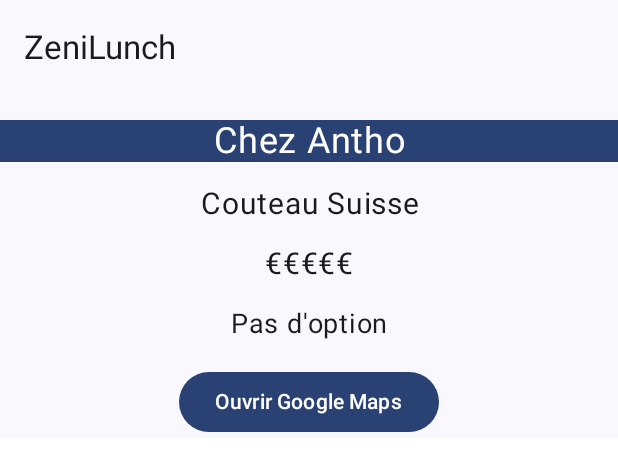
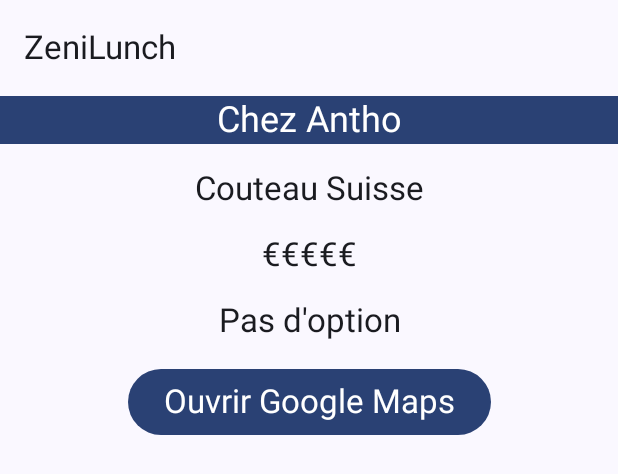
Before and after one commit to Zenika/ZeniLunch, an Android app built with Jetpack Compose: the @Preview function FullMeatPreview, on a phone screen of 412 x 824 dp. Shown: the top 474 px of the screen. Run offline under Robolectric (Android 15) with nearby library versions, the phone set to English and light mode, and no system bars.

Commit message:
Add a Scaffold

```diff
--- a/app/src/main/java/com/zenika/zenilunch/DetailScreen.kt
+++ b/app/src/main/java/com/zenika/zenilunch/DetailScreen.kt
@@ -6,11 +6,15 @@
 import androidx.compose.foundation.background
 import androidx.compose.foundation.layout.Arrangement
 import androidx.compose.foundation.layout.Column
+import androidx.compose.foundation.layout.calculateEndPadding
+import androidx.compose.foundation.layout.calculateStartPadding
 import androidx.compose.foundation.layout.fillMaxSize
 import androidx.compose.foundation.layout.fillMaxWidth
+import androidx.compose.foundation.layout.padding
 import androidx.compose.material3.Button
 import androidx.compose.material3.ExperimentalMaterial3Api
 import androidx.compose.material3.MaterialTheme
+import androidx.compose.material3.Scaffold
 import androidx.compose.material3.Text
 import androidx.compose.material3.TopAppBar
 import androidx.compose.runtime.Composable
@@ -19,11 +23,11 @@
 import androidx.compose.ui.Alignment
 import androidx.compose.ui.Modifier
 import androidx.compose.ui.platform.LocalContext
+import androidx.compose.ui.platform.LocalLayoutDirection
 import androidx.compose.ui.res.stringResource
 import androidx.compose.ui.text.style.TextAlign
 import androidx.compose.ui.tooling.preview.Preview
 import androidx.compose.ui.unit.dp
-import androidx.compose.ui.unit.sp
 import androidx.hilt.navigation.compose.hiltViewModel
 import com.zenika.zenilunch.ui.theme.PreviewZeniLunchTheme
 
@@ -33,7 +37,8 @@
 ) {
     val restaurant by viewModel.restaurant.collectAsState()
     Restaurant(
-        restaurant, Modifier
+        restaurant,
+        Modifier
             .fillMaxSize()
     )
 }
@@ -53,19 +58,28 @@
         )
         else -> stringResource(R.string.noOption)
     }
+    Scaffold(
+        topBar = {
+            TopAppBar(title = { Text(text = stringResource(id = R.string.app_name)) })
+        },
+        content = { innerPadding ->
             Column(
-        modifier,
+                modifier
+                    .padding(
+                        top = innerPadding.calculateTopPadding(),
+                        start = innerPadding.calculateStartPadding(LocalLayoutDirection.current),
+                        end = innerPadding.calculateEndPadding(LocalLayoutDirection.current)
+                    ),
                 horizontalAlignment = Alignment.CenterHorizontally,
                 verticalArrangement = Arrangement.spacedBy(16.dp)
             ) {
-        TopAppBar(title = { Text(text = "ZeniLunch") })
                 Text(
                     text = restaurant.name,
                     modifier = Modifier
                         .fillMaxWidth()
                         .background(color = MaterialTheme.colorScheme.primary),
                     textAlign = TextAlign.Center,
-            fontSize = 24.sp,
+                    style = MaterialTheme.typography.headlineSmall,
                     color = MaterialTheme.colorScheme.onPrimary
                 )
                 Text(
@@ -73,26 +87,30 @@
                     modifier = Modifier
                         .fillMaxWidth(),
                     textAlign = TextAlign.Center,
-            fontSize = 20.sp
+                    style = MaterialTheme.typography.titleLarge
                 )
                 Text(
                     text = restaurant.price,
                     modifier = Modifier
                         .fillMaxWidth(),
                     textAlign = TextAlign.Center,
-            fontSize = 20.sp
+                    style = MaterialTheme.typography.titleLarge
                 )
                 Text(
                     text = option,
                     modifier = Modifier
                         .fillMaxWidth(),
                     textAlign = TextAlign.Center,
-            fontSize = 18.sp
+                    style = MaterialTheme.typography.titleLarge
                 )
                 Button(onClick = { context.openGoogleMaps(restaurant) }) {
-            Text(text = stringResource(R.string.map))
+                    Text(text = stringResource(R.string.map),
+                        style = MaterialTheme.typography.titleLarge
+                    )
                 }
             }
+        }
+    )
 }
 
 fun Context.openGoogleMaps(restaurant: RestaurantUIModel) {
```
Lines whose indentation alone changed are shown as unchanged.
